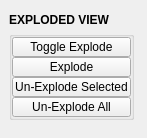
Old version of the form mayatk/display_utils/exploded_view.ui in the repository m3trik/mayatk.
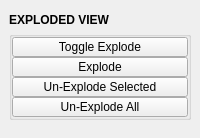
New version of the form. Custom widgets are drawn as their Qt base class.

The edit to the form file:
```diff
--- a/mayatk/display_utils/exploded_view.ui
+++ b/mayatk/display_utils/exploded_view.ui
@@ -9,7 +9,7 @@
    <rect>
     <x>0</x>
     <y>0</y>
-    <width>147</width>
+    <width>200</width>
     <height>138</height>
    </rect>
   </property>
@@ -29,6 +29,12 @@
    <set>QMainWindow::AllowNestedDocks|QMainWindow::AllowTabbedDocks|QMainWindow::AnimatedDocks|QMainWindow::ForceTabbedDocks</set>
   </property>
   <widget class="QWidget" name="central_widget">
+   <property name="minimumSize">
+    <size>
+     <width>200</width>
+     <height>0</height>
+    </size>
+   </property>
    <layout class="QVBoxLayout" name="verticalLayout">
     <item>
      <layout class="QVBoxLayout" name="verticalLayout_1">
@@ -62,18 +68,6 @@
       </item>
       <item>
        <widget class="QGroupBox" name="groupBox">
-        <property name="minimumSize">
-         <size>
-          <width>125</width>
-          <height>0</height>
-         </size>
-        </property>
-        <property name="maximumSize">
-         <size>
-          <width>125</width>
-          <height>999</height>
-         </size>
-        </property>
         <property name="title">
          <string/>
         </property>
@@ -103,7 +97,7 @@
            </property>
            <property name="maximumSize">
             <size>
-             <width>999</width>
+             <width>16777215</width>
              <height>20</height>
             </size>
            </property>
@@ -143,7 +137,7 @@
            </property>
            <property name="maximumSize">
             <size>
-             <width>999</width>
+             <width>16777215</width>
              <height>20</height>
             </size>
            </property>
@@ -183,7 +177,7 @@
            </property>
            <property name="maximumSize">
             <size>
-             <width>999</width>
+             <width>16777215</width>
              <height>20</height>
             </size>
            </property>
@@ -223,7 +217,7 @@
            </property>
            <property name="maximumSize">
             <size>
-             <width>999</width>
+             <width>16777215</width>
              <height>20</height>
             </size>
            </property>
```
Left out of the diff: 2 changed lines with no effect on the pictures.
